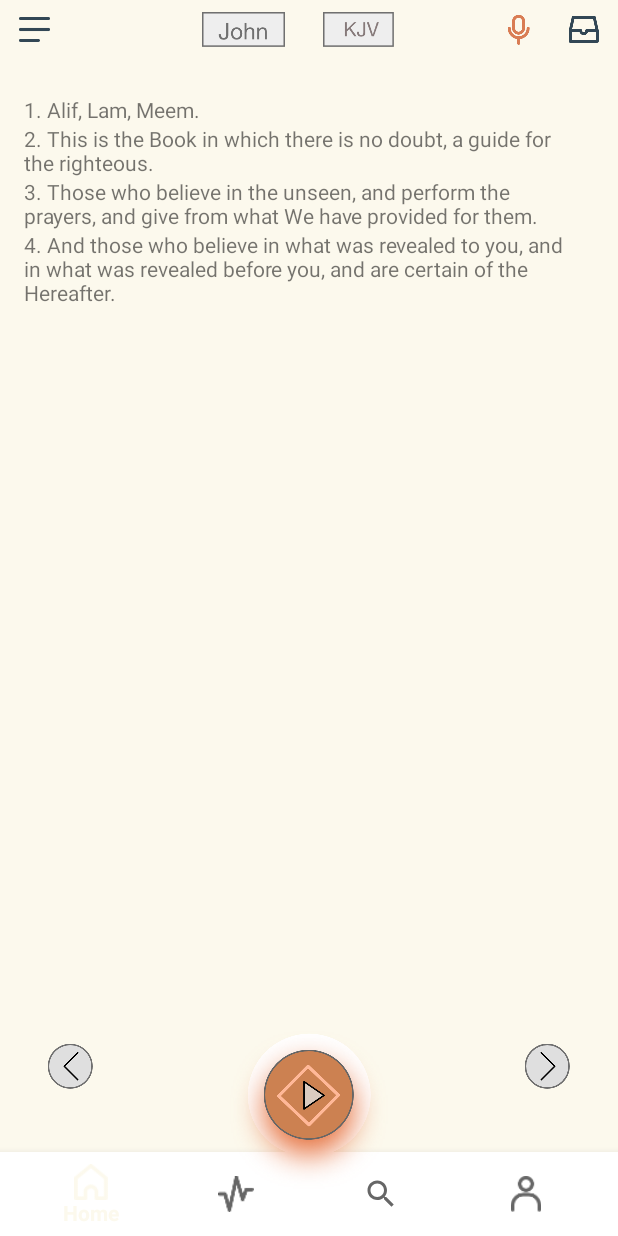
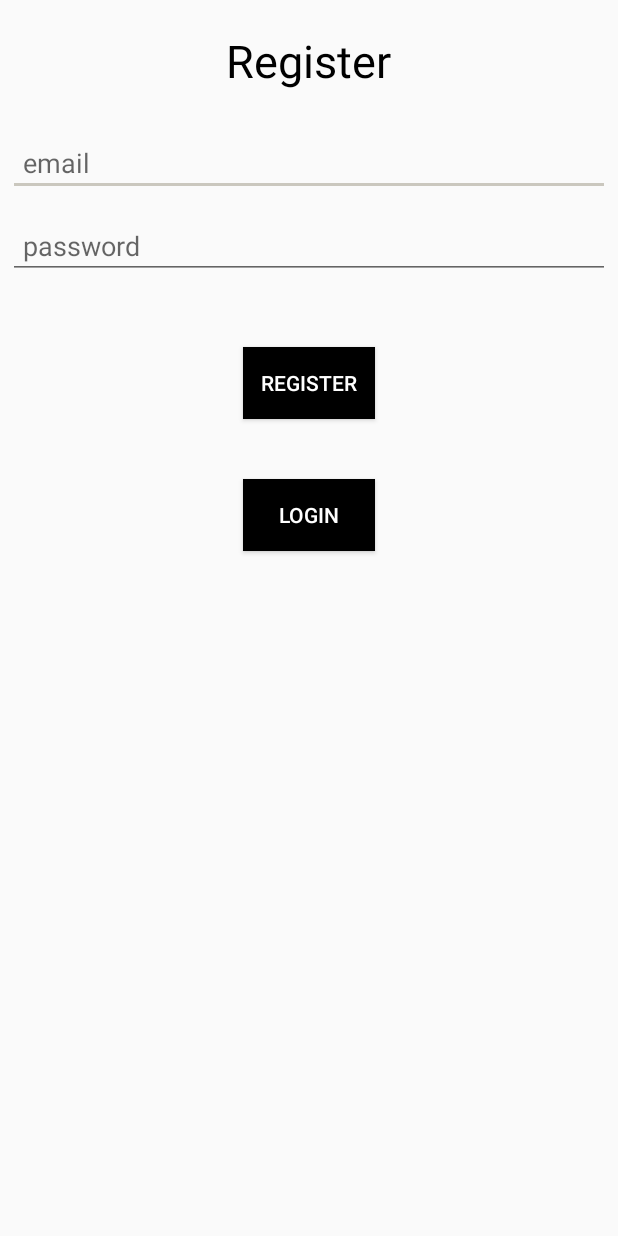
Before and after one commit to hasan41/Project1-Quran-, an Android app: the screen it shows after launch (MainActivity before the commit, RegisterActivity after it), on a phone screen of 412 x 824 dp. Run offline under Robolectric (Android 15) with nearby library versions, the phone set to English and light mode, and no system bars; our stand-ins replace Firebase (no records; nobody signed in at launch, a user with empty details on screens opened directly).

Commit message:
all firebase connection working perfectly, login and signup are done, the rest would be taken care of later

```diff
--- a/app/src/main/java/com/example/hasannaseer/quranapp2/MainActivity.java
+++ b/app/src/main/java/com/example/hasannaseer/quranapp2/MainActivity.java
@@ -5,42 +5,44 @@ import android.content.Context;
 import android.content.Intent;
 import android.support.v7.app.AppCompatActivity;
 import android.os.Bundle;
+import android.util.Log;
 import android.view.View;
 import android.widget.ImageButton;
 
 public class MainActivity extends AppCompatActivity {
-
     ImageButton surahSelectionButton;
     ImageButton ayaSelectionButton;
     Context ctx;
 
     @Override
     protected void onCreate(Bundle savedInstanceState) {
-
         super.onCreate(savedInstanceState);
-        setContentView(R.layout.activity_main2);
-
-        surahSelectionButton = findViewById(R.id.imageButton3);
-        ayaSelectionButton = findViewById(R.id.imageButton4);
+        setContentView(R.layout.register_activity);
         ctx = getApplication();
-
-        surahSelectionButton.setOnClickListener(new View.OnClickListener() {
-            @Override
-            public void onClick(View v) {
-                Intent myIntent = new Intent(ctx, SurahSelectionView.class);
-                startActivity(myIntent);
-            }
-        });
+        Intent myIntent = new Intent(ctx, RegisterActivity.class);
+        startActivity(myIntent);
 
 
-        ayaSelectionButton.setOnClickListener(new View.OnClickListener() {
-            @Override
-            public void onClick(View v) {
-                Intent myIntent = new Intent(ctx, Aya_selection_view.class);
-                //TODO send over surah name in myIntent.putExtra()
-                startActivity(myIntent);
-            }
-        });
+//        surahSelectionButton = findViewById(R.id.imageButton3);
+//        ayaSelectionButton = findViewById(R.id.imageButton4);
+//
+//        surahSelectionButton.setOnClickListener(new View.OnClickListener() {
+//            @Override
+//            public void onClick(View v) {
+//                Intent myIntent = new Intent(ctx, RegisterActivity.class);
+//                startActivity(myIntent);
+//            }
+//        });
+//
+//
+//        ayaSelectionButton.setOnClickListener(new View.OnClickListener() {
+//            @Override
+//            public void onClick(View v) {
+//                Intent myIntent = new Intent(ctx, Aya_selection_view.class);
+//                //TODO send over surah name in myIntent.putExtra()
+//                startActivity(myIntent);
+//            }
+//        });
 
 
     }
--- /dev/null
+++ b/app/src/main/java/com/example/hasannaseer/quranapp2/RegisterActivity.java
@@ -0,0 +1,98 @@
+package com.example.hasannaseer.quranapp2;
+
+import android.content.Context;
+import android.content.Intent;
+import android.support.constraint.ConstraintLayout;
+import android.support.v7.app.AppCompatActivity;
+import android.os.Bundle;
+import android.util.DisplayMetrics;
+import android.util.Log;
+import android.view.View;
+import android.widget.AdapterView;
+import android.widget.ArrayAdapter;
+import android.widget.LinearLayout;
+import android.widget.ListView;
+import android.widget.*;
+import android.text.*;
+import android.support.annotation.NonNull;
+import com.google.firebase.auth.FirebaseAuth;
+import com.google.firebase.auth.AuthResult;
+import com.google.android.gms.tasks.Task;
+import com.google.android.gms.tasks.OnCompleteListener;
+public class RegisterActivity extends AppCompatActivity{
+
+    private FirebaseAuth mAuth;
+    private EditText password;
+    private EditText email;
+    private Button button_register;
+    private Button button_login;
+    @Override
+    protected void onCreate(Bundle savedInstanceState) {
+        super.onCreate(savedInstanceState);
+        setContentView(R.layout.register_activity);
+
+        email = (EditText) findViewById(R.id.signup_email_input);
+        password =(EditText) findViewById(R.id.signup_password_input);
+        button_register = findViewById(R.id.button_register);
+        button_login = findViewById(R.id.button_login);
+        mAuth = FirebaseAuth.getInstance();
+
+        button_register.setOnClickListener(new View.OnClickListener() {
+            @Override
+            public void onClick(View v) {
+
+                Log.d("HEAR", "myMessage here");
+                    RegisterUser();
+
+            }
+        });
+        button_login.setOnClickListener(new View.OnClickListener() {
+            @Override
+            public void onClick(View v) {
+                Log.d("HEAR222", "myMessage here 2");
+
+                    startActivity(new Intent(getApplicationContext(),
+                            LoginActivity.class));
+
+            }
+        });
+    }
+
+    public  void RegisterUser(){
+        String Email = email.getText().toString().trim();
+        String Password = password.getText().toString().trim();
+        if (TextUtils.isEmpty(Email)){
+            Toast.makeText(this, "A Field is Empty", Toast.LENGTH_SHORT).show();
+            return;
+        }
+        if (TextUtils.isEmpty(Password)){
+            Toast.makeText(this, "A Field is Empty", Toast.LENGTH_SHORT).show();
+            return;
+        }
+        mAuth.createUserWithEmailAndPassword(Email, Password)
+                .addOnCompleteListener(this, new OnCompleteListener<AuthResult>() {
+                    @Override
+                    public void onComplete(@NonNull Task<AuthResult> task) {
+                        try {
+                            //check if successful
+                            if (task.isSuccessful()) {
+                                //User is successfully registered and logged in
+                                //start Profile Activity here
+                                Toast.makeText(RegisterActivity.this, "registration successful",
+                                        Toast.LENGTH_SHORT).show();
+                                finish();
+                                startActivity(new Intent(getApplicationContext(), LoginActivity.class));
+                            }else{
+                                Toast.makeText(RegisterActivity.this, "Couldn't register, try again",
+                                        Toast.LENGTH_SHORT).show();
+                            }
+                        }catch (Exception e){
+                            e.printStackTrace();
+                        }
+                    }
+                });
+
+
+    }
+
+}
--- /dev/null
+++ b/app/src/main/res/layout/register_activity.xml
@@ -0,0 +1,58 @@
+<?xml version="1.0" encoding="utf-8"?>
+<android.support.constraint.ConstraintLayout
+    xmlns:android="http://schemas.android.com/apk/res/android" android:layout_width="match_parent"
+    android:layout_height="match_parent">
+
+    <LinearLayout xmlns:android="http://schemas.android.com/apk/res/android"
+        xmlns:app="http://schemas.android.com/apk/res-auto"
+        xmlns:tools="http://schemas.android.com/tools"
+        android:orientation="vertical"
+        android:layout_width="match_parent"
+        android:layout_height="match_parent"
+        tools:context="com.example.ekene.freestyle.MainActivity">
+        <TextView
+            android:layout_width="wrap_content"
+            android:layout_height="wrap_content"
+            android:layout_gravity="center"
+            android:padding="20dp"
+            android:textSize="30sp"
+            android:text="Register"
+            android:textColor="#000"/>
+        <EditText
+            android:padding="10dp"
+            android:layout_margin="5dp"
+            android:layout_width="match_parent"
+            android:layout_height="wrap_content"
+            android:hint="email"
+            android:id="@+id/signup_email_input"
+            android:inputType="textEmailAddress"/>
+        <EditText
+            android:padding="10dp"
+            android:layout_margin="5dp"
+            android:layout_width="match_parent"
+            android:layout_height="wrap_content"
+            android:hint="password"
+            android:id="@+id/signup_password_input"
+            android:inputType="textPassword"/>
+
+        <Button
+            android:id="@+id/button_register"
+            android:layout_width="wrap_content"
+            android:layout_height="wrap_content"
+            android:layout_gravity="center"
+            android:layout_marginTop="40dp"
+            android:background="#000"
+            android:text="Register"
+            android:textColor="#fff" />
+
+        <Button
+            android:id="@+id/button_login"
+            android:layout_width="wrap_content"
+            android:layout_height="wrap_content"
+            android:layout_gravity="center"
+            android:layout_marginTop="40dp"
+            android:background="#000"
+            android:text="Login"
+            android:textColor="#fff" />
+    </LinearLayout>
+</android.support.constraint.ConstraintLayout>
--- a/build.gradle
+++ b/build.gradle
@@ -8,7 +8,7 @@ buildscript {
     }
     dependencies {
         classpath 'com.android.tools.build:gradle:3.2.1'
-
+        classpath 'com.google.gms:google-services:4.1.0'
 
         // NOTE: Do not place your application dependencies here; they belong
         // in the individual module build.gradle files
```
Also changed, not shown: app/build.gradle (+7 -0 lines), app/src/main/AndroidManifest.xml (+7 -2 lines), app/src/main/java/com/example/hasannaseer/quranapp2/LoginActivity.java (added, +72 -0 lines), app/src/main/java/com/example/hasannaseer/quranapp2/ProfileActivity.java (added, +35 -0 lines), app/src/main/java/com/example/hasannaseer/quranapp2/QuranHome.java (added, +13 -0 lines), app/src/main/res/layout/activity_login.xml (added, +57 -0 lines), app/src/main/res/layout/activity_profile.xml (added, +51 -0 lines), app/src/main/res/layout/activity_quran_home.xml (added, +9 -0 lines), 1 other file.
